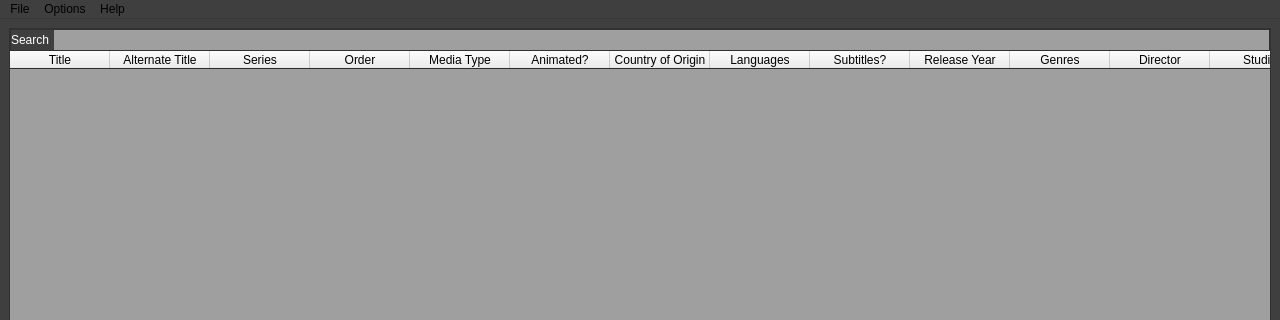
Old version of the form ui/main_ui.ui in the repository rexosorous/media-organizer; both pictures show x 0 to 1280 and y 0 to 320 of the 1280 by 720 pixel window.
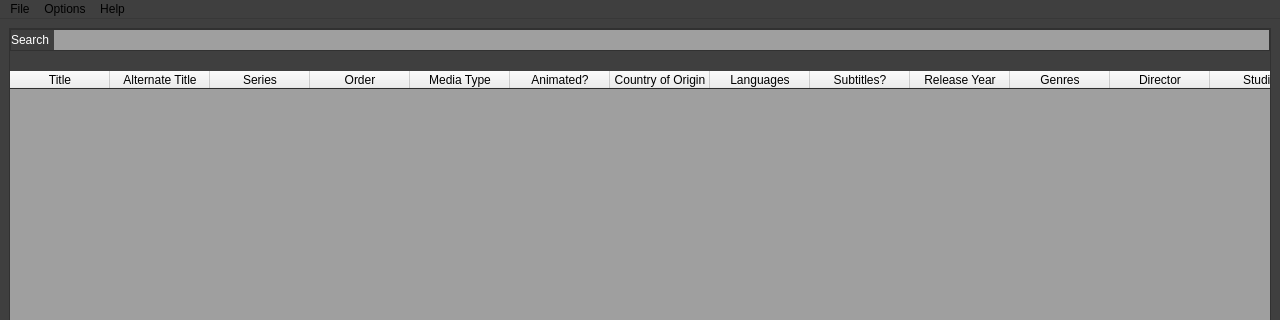
New version of the form.

Patch:
```diff
--- a/ui/main_ui.ui
+++ b/ui/main_ui.ui
@@ -136,9 +136,12 @@
        <property name="bottomMargin">
         <number>0</number>
        </property>
-       <property name="spacing">
+       <property name="horizontalSpacing">
         <number>0</number>
        </property>
+       <property name="verticalSpacing">
+        <number>20</number>
+       </property>
        <item row="2" column="0">
         <widget class="QTableWidget" name="table">
          <property name="palette">
```
